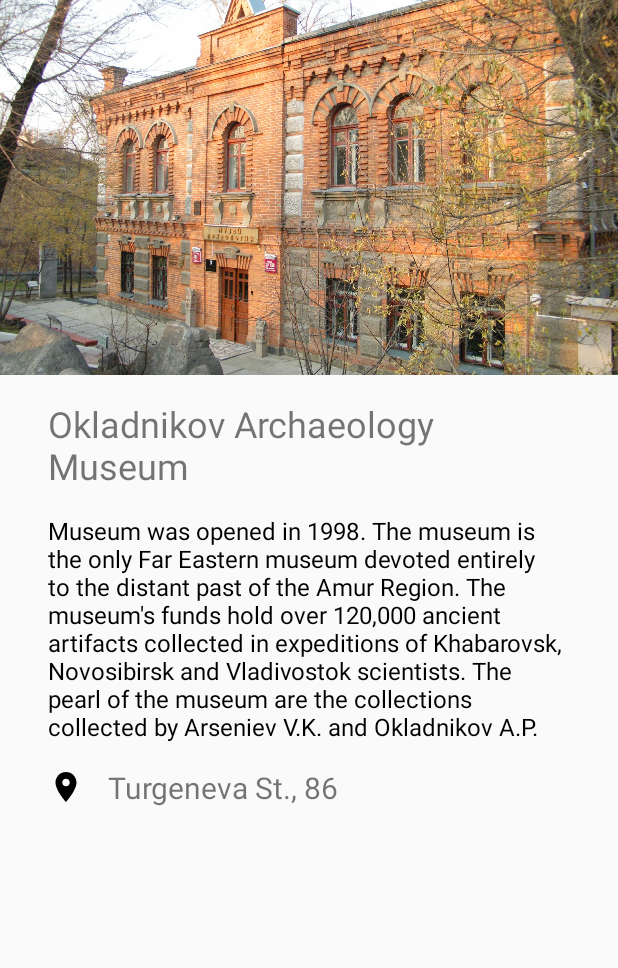
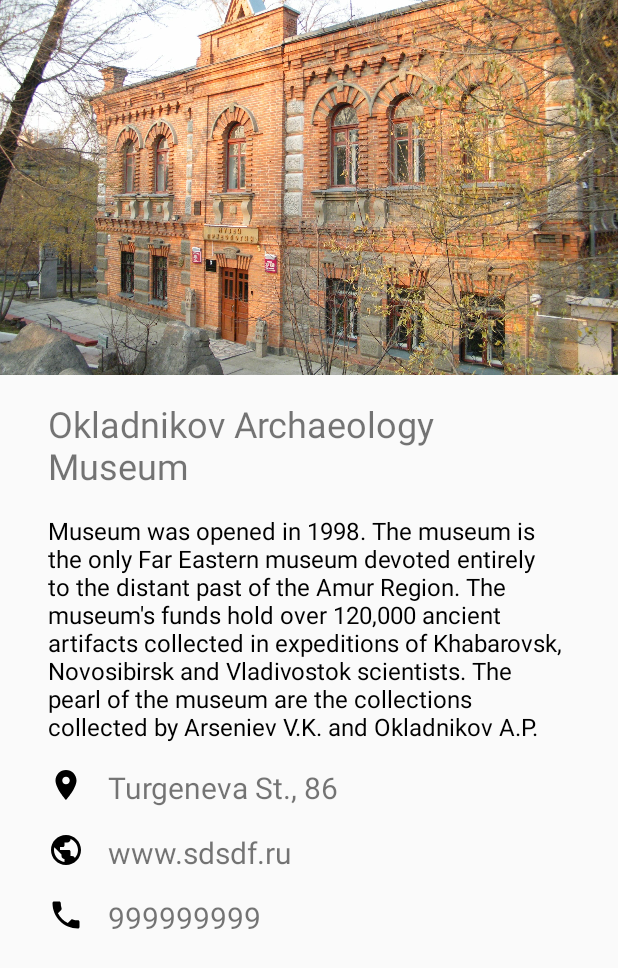
Before and after one commit to MaxGolendukhin/KhabarovskTourGide, an Android app: the screen it shows after launch (DetailsActivity), after a tap on "OKLADNIKOV ARCHAEOLOGY MUSEUM", on a phone screen of 412 x 824 dp. Shown: the top 968 px of the screen. Run offline under Robolectric (Android 15) with nearby library versions, the phone set to English and light mode, and no system bars; our stand-ins replace ButterKnife.

Commit message:
details activity with constraint layout

```diff
--- a/app/src/main/java/com/golendukhin/khabarovsktourgide/DetailsActivity.java
+++ b/app/src/main/java/com/golendukhin/khabarovsktourgide/DetailsActivity.java
@@ -14,15 +14,15 @@ public class DetailsActivity extends AppCompatActivity {
     @BindView(R.id.title_text_view) TextView titleTextView;
     @BindView(R.id.description_text_view) TextView descriptionTextView;
     @BindView(R.id.address_text_view) TextView addressTextView;
-    @BindView(R.id.site_linear_layout) LinearLayout siteLinearLayout;
+    //@BindView(R.id.site_linear_layout) LinearLayout siteLinearLayout;
     @BindView(R.id.site_text_view) TextView siteTextView;
-    @BindView(R.id.phone_linear_layout) LinearLayout phoneLinearLayout;
+    //@BindView(R.id.phone_linear_layout) LinearLayout phoneLinearLayout;
     @BindView(R.id.phone_text_view) TextView phoneTextView;
 
     @Override
     protected void onCreate(Bundle savedInstanceState) {
         super.onCreate(savedInstanceState);
-        setContentView(R.layout.activity_details_linear_layout);
+        setContentView(R.layout.details_activity);
         ButterKnife.bind(this);
 
         Bundle bundle = getIntent().getExtras();
@@ -33,16 +33,16 @@ public class DetailsActivity extends AppCompatActivity {
         descriptionTextView.setText(sight.getDescription());
         addressTextView.setText(sight.getAddress());
 
-        if (!sight.getSite().equals("empty")) {
-            siteTextView.setText(sight.getSite());
-        } else {
-            siteLinearLayout.setVisibility(View.GONE);
-        }
-
-        if (!sight.getPhone().equals("empty")) {
-            phoneTextView.setText(sight.getPhone());
-        } else {
-            phoneLinearLayout.setVisibility(View.GONE);
-        }
+//        if (!sight.getSite().equals("empty")) {
+//            siteTextView.setText(sight.getSite());
+//        } else {
+//            siteLinearLayout.setVisibility(View.GONE);
+//        }
+//
+//        if (!sight.getPhone().equals("empty")) {
+//            phoneTextView.setText(sight.getPhone());
+//        } else {
+//            phoneLinearLayout.setVisibility(View.GONE);
+//        }
     }
 }
```
